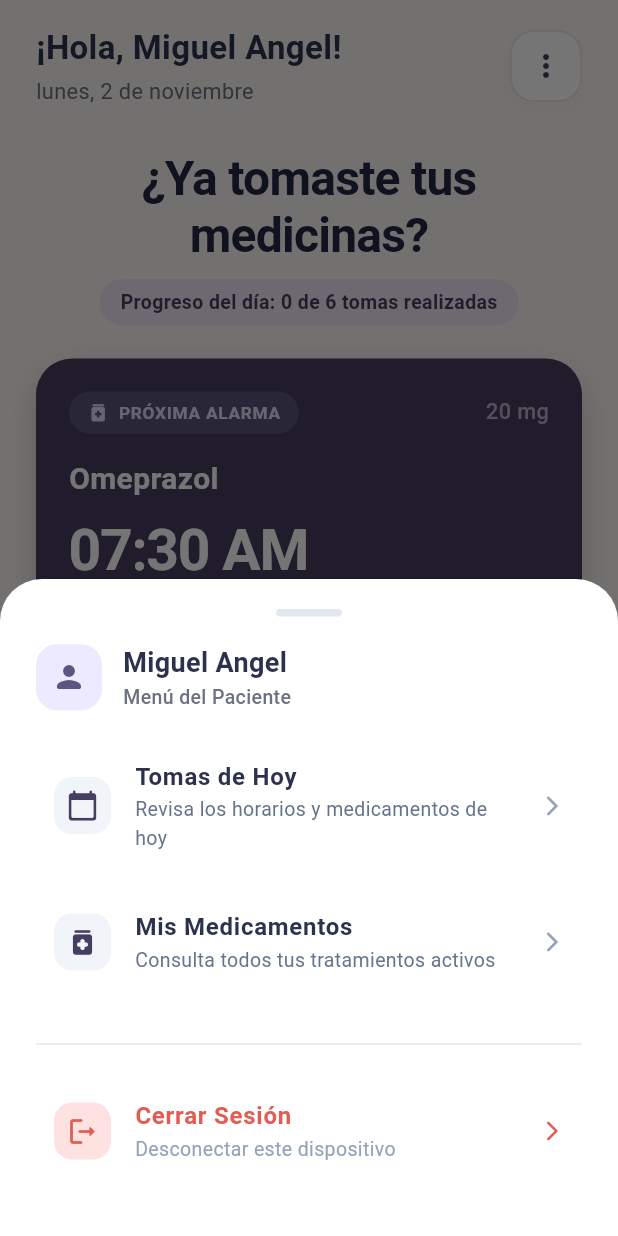
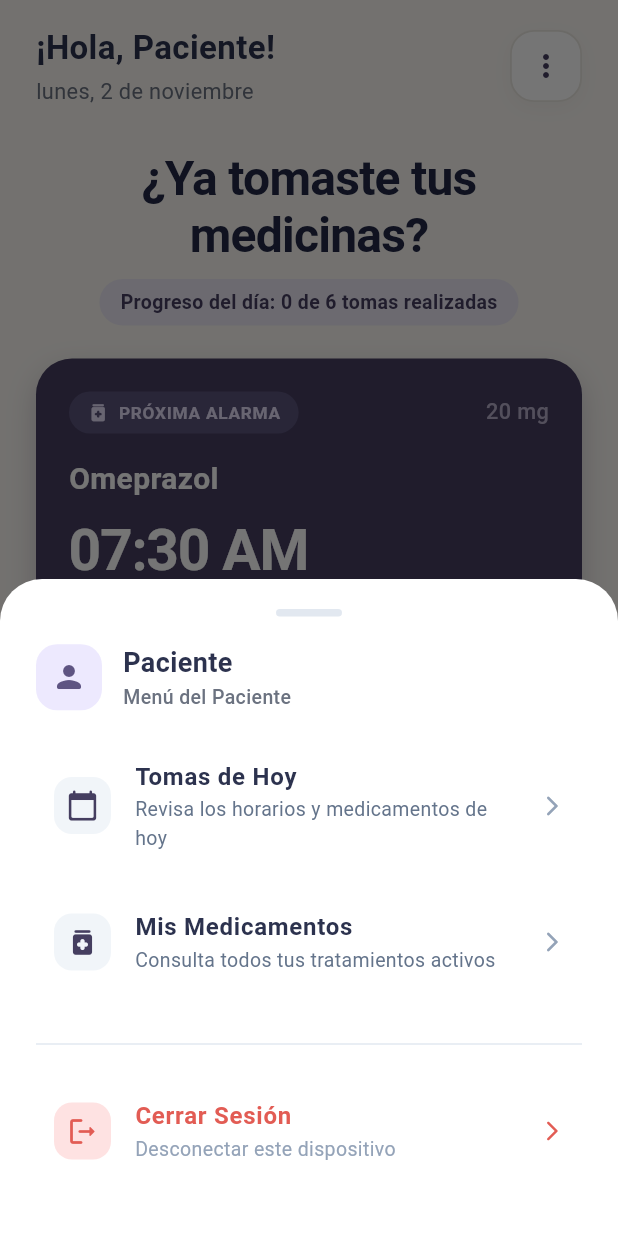
Before and after one commit to RokeRobert/VitalBridge-App, a Flutter app: the PacienteScreen screen opened directly, after a tap on the "more vert" icon, on a phone screen of 412 x 824 dp. Run offline on Flutter 3.47's test engine with Material 3 defaults, Android fonts, the phone set to English and light mode, and no system bars; our stand-ins replace audioplayers, geolocator, image_picker, qr_flutter, shared_preferences, supabase_flutter; missing offline and left inert: mobile_scanner; accounts and stored records are empty; network calls fail.

Commit message:
fix: nombre dinamico del paciente en pantalla principal y persistencia en auth_service

```diff
--- a/lib/screens/paciente_screen.dart
+++ b/lib/screens/paciente_screen.dart
@@ -21,7 +21,7 @@ class PacienteScreen extends StatefulWidget {
 class _PacienteScreenState extends State<PacienteScreen> with WidgetsBindingObserver {
   List<TomaModel> _tomasHoy = [];
   bool _cargando = true;
-  String _nombrePaciente = 'Miguel Angel';
+  String _nombrePaciente = 'Paciente';
   String? _idPaciente;
   final Set<int> _tomasEnProceso = {};
 
@@ -93,11 +93,35 @@ class _PacienteScreenState extends State<PacienteScreen> with WidgetsBindingObse
 
     if (mounted) {
       setState(() {
-        if (nombreGuardado != null && nombreGuardado.isNotEmpty) {
+        if (nombreGuardado != null && nombreGuardado.isNotEmpty && nombreGuardado != 'Miguel Angel') {
           _nombrePaciente = nombreGuardado;
         }
         _idPaciente = idGuardado;
       });
+    }
+
+    // Consulta de respaldo a Supabase para recuperar el nombre real si no estaba en caché
+    if (_idPaciente != null && (_nombrePaciente == 'Paciente' || _nombrePaciente == 'Miguel Angel')) {
+      try {
+        final client = SupabaseService.client;
+        if (client != null) {
+          final res = await client
+              .from('paciente')
+              .select('nombre_paciente')
+              .eq('id_paciente', _idPaciente!)
+              .maybeSingle();
+
+          if (res != null) {
+            final nombreReal = res['nombre_paciente']?.toString().trim();
+            if (nombreReal != null && nombreReal.isNotEmpty && mounted) {
+              setState(() {
+                _nombrePaciente = nombreReal;
+              });
+              await prefs.setString('usuario_nombre', nombreReal);
+            }
+          }
+        }
+      } catch (_) {}
     }
 
     await _cargarTomasHoy();
--- a/lib/services/auth_service.dart
+++ b/lib/services/auth_service.dart
@@ -139,6 +139,8 @@ class AuthService {
         await prefs.setString(_keyToken, token);
         await prefs.setString(_keyUsuarioId, paciente.id);
         await prefs.setString(_keyRol, 'paciente');
+        await prefs.setString('usuario_nombre', paciente.nombre);
+        await prefs.setString('usuario_apellidos', paciente.apellidos);
 
         return {'exito': true, 'paciente': paciente};
       } else {
```
